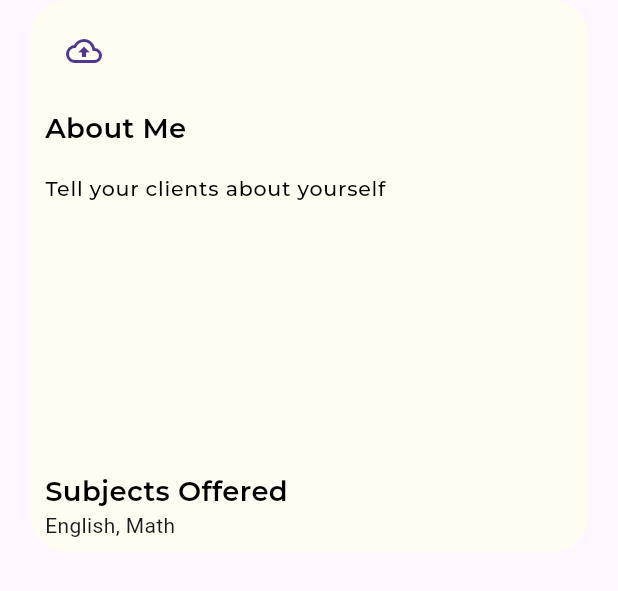
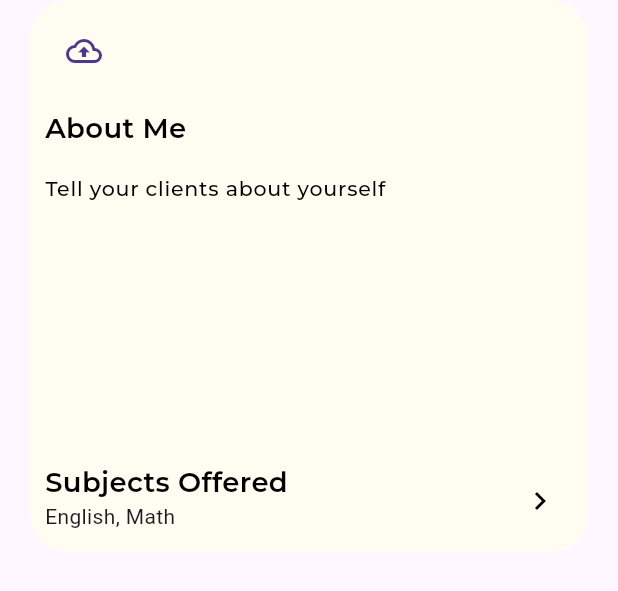
Before and after one commit to lferreira72002/TutorMe, a Flutter app: the Bio widget shown alone on an empty page, opened directly, on a phone screen of 412 x 824 dp. Shown: the top 591 px of the screen. Run offline on Flutter 3.47's test engine with Material 3 defaults, Android fonts, the phone set to English and light mode, and no system bars; our stand-ins replace flutter_screenutil, get, image_picker, supabase_flutter; accounts and stored records are empty; project files that could hold a hidden picture were left out.

Commit message:
Subject selection screen

```diff
--- a/tutorme/lib/Components/ByScreen/profilePageComponents/bio.dart
+++ b/tutorme/lib/Components/ByScreen/profilePageComponents/bio.dart
@@ -76,7 +76,7 @@ class _BioState extends State<Bio> {
                     Container(
                       height: 300,
                       child: Padding(
-                        padding: const EdgeInsets.only(left: 10.0),
+                        padding: const EdgeInsets.only(left: 10.0, right: 10.0),
                         child: Column(
                           crossAxisAlignment: CrossAxisAlignment.start,
                           children: [
@@ -94,6 +94,17 @@ class _BioState extends State<Bio> {
                               label: "Tell your clients about yourself",
                             ),
                             10.verticalSpace,
+                            GestureDetector(
+                              onTap: () => openSubjectNomination(),
+                              child: Container(
+                                child: Row(
+                                  mainAxisAlignment:
+                                      MainAxisAlignment.spaceBetween,
+                                  children: [
+                                    Column(
+                                      crossAxisAlignment:
+                                          CrossAxisAlignment.start,
+                                      children: [
                                         Text(
                                           "Subjects Offered",
                                           style: TextStyle(
@@ -103,7 +114,24 @@ class _BioState extends State<Bio> {
                                             fontWeight: FontWeight.w600,
                                           ),
                                         ),
-                            Text('English, Math')
+                                        Text('English, Math'),
+                                        5.verticalSpace
+                                      ],
+                                    ),
+                                    Padding(
+                                      padding:
+                                          const EdgeInsets.only(right: 10.0),
+                                      child: Row(
+                                        children: [
+                                          Icon(Icons.chevron_right,
+                                              color: Color(0xff000000)),
+                                        ],
+                                      ),
+                                    )
+                                  ],
+                                ),
+                              ),
+                            ),
                           ],
                         ),
                       ),
@@ -117,4 +145,8 @@ class _BioState extends State<Bio> {
       ),
     );
   }
+
+  openSubjectNomination() {
+    Get.toNamed("/subjectSelection");
   }
+}
--- a/tutorme/lib/Screens/UnauthorisedPages/Sign Up Flow/signupDetailsPage.dart
+++ b/tutorme/lib/Screens/UnauthorisedPages/Sign Up Flow/signupDetailsPage.dart
@@ -57,7 +57,7 @@ class _signupDetailsPageState extends State<signupDetailsPage> {
                                     Text('TutorMe',
                                         textAlign: TextAlign.end,
                                         style: TextStyle(
-                                            color: Color(0xff437257),
+                                            color: Color(0xff31704A),
                                             fontSize: 20.sp,
                                             fontWeight: FontWeight.w700))
                                   ]),
--- a/tutorme/lib/main.dart
+++ b/tutorme/lib/main.dart
@@ -5,6 +5,7 @@ import 'package:get/route_manager.dart';
 import 'package:flutter_screenutil/flutter_screenutil.dart';
 import 'package:tutorme/Controllers/userController.dart';
 import 'package:tutorme/Screens/AuthorisedPages/profilePage.dart';
+import 'package:tutorme/Screens/AuthorisedPages/subjectSelectionPage.dart';
 import 'package:tutorme/Screens/UnauthorisedPages/Home/homePage.dart';
 import 'package:flutter/services.dart';
 import 'package:tutorme/Screens/UnauthorisedPages/Login/loginPage.dart';
@@ -58,7 +59,9 @@ class MainApp extends StatelessWidget {
             GetPage(
                 name: '/ResetPasswordRequest',
                 page: () => resetPasswordActionPage()),
-            GetPage(name: '/OwnProfile', page: () => profilePage())
+            GetPage(name: '/OwnProfile', page: () => profilePage()),
+            GetPage(
+                name: '/subjectSelection', page: () => SubjectselectionPage())
           ],
         );
       },
```
Also changed, not shown: tutorme/lib/Screens/AuthorisedPages/subjectSelectionPage.dart (added, +58 -0 lines). Lines whose indentation alone changed are shown as unchanged.
